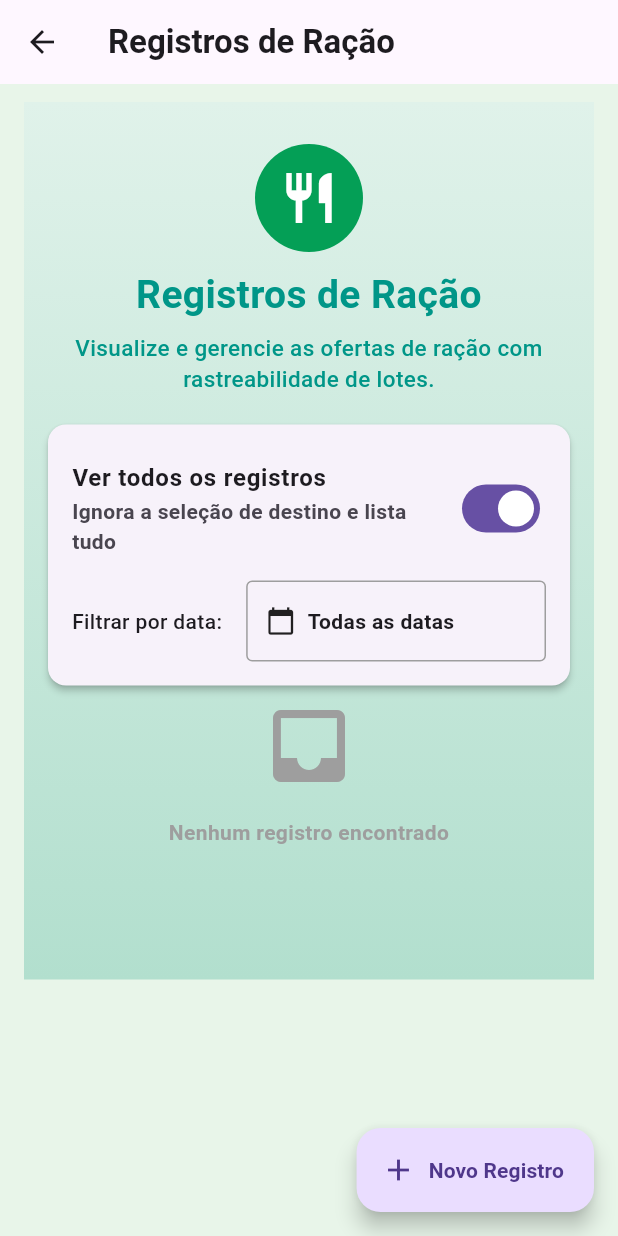
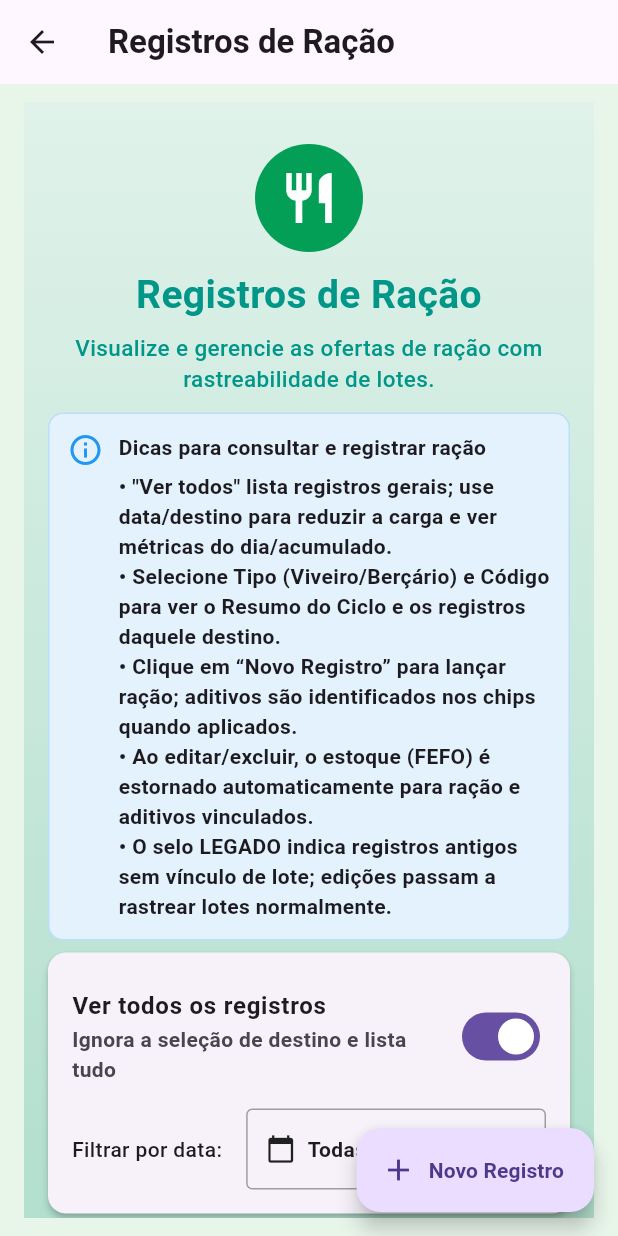
Before and after one commit to andersontec1/viveiroplus, a Flutter app: the TelaListagemRacao screen opened directly, on a phone screen of 412 x 824 dp. Run offline on Flutter 3.47's test engine with Material 3 defaults, Android fonts, the phone set to English and light mode, and no system bars; our stand-ins replace cloud_firestore, connectivity_plus, csv, firebase_auth, firebase_core, fl_chart and 7 more; missing offline and left inert: excel, mobile_scanner; accounts and stored records are empty; generated files the repository leaves out were written again.

Commit message:
ux(racao): instruções no topo e alinhamento com tela de análises; regras obrigatórias para Ração (validade e distribuição)

```diff
--- a/lib/helpers/estoque_helper.dart
+++ b/lib/helpers/estoque_helper.dart
@@ -38,6 +38,29 @@ class EstoqueHelper {
       throw Exception('Insumo não encontrado');
     }
     final insumo = insumoSnap.data() as Map<String, dynamic>;
+    final tipoStr = (insumo['tipo'] ?? '').toString().toLowerCase();
+    final isRacao = tipoStr == 'ração' || tipoStr == 'racao';
+
+    // Regras obrigatórias de integridade para Ração
+    if (isRacao) {
+      if (validade == null) {
+        throw Exception('Validade é obrigatória para entrada de ração.');
+      }
+      if (entregasPorPonto == null || entregasPorPonto.isEmpty) {
+        throw Exception(
+          'Distribuição por ponto de entrega é obrigatória para entrada de ração.',
+        );
+      }
+      // Verificar soma das quantidades por ponto == quantidade total
+      final soma = entregasPorPonto
+          .map((e) => (e['quantidade'] ?? 0) as num)
+          .fold<num>(0, (a, b) => a + b);
+      if ((soma - quantidade).abs() > 0.0001) {
+        throw Exception(
+          'Soma das quantidades por ponto (${soma.toString()}) difere da quantidade total (${quantidade.toString()}).',
+        );
+      }
+    }
 
     // Cria lote
     final loteDoc = await _lotesCol.add({
--- a/lib/screens/tela_entrada_insumo.dart
+++ b/lib/screens/tela_entrada_insumo.dart
@@ -274,7 +274,23 @@ class _TelaEntradaInsumoState extends State<TelaEntradaInsumo> {
     try {
       final qtd =
           double.tryParse(_quantidadeCtrl.text.replaceAll(',', '.')) ?? 0;
-      // Validação da distribuição por ponto (se informada)
+      final insumo = _insumos.firstWhere((d) => d.id == _insumoId).data();
+      final tipoStr = (insumo['tipo'] ?? '').toString().toLowerCase();
+      final isRacao = tipoStr == 'ração' || tipoStr == 'racao';
+
+      // Validações obrigatórias para Ração
+      if (isRacao) {
+        if (_validade == null) {
+          throw Exception('Validade é obrigatória para ração.');
+        }
+        if (_distribuicaoPorPonto.isEmpty) {
+          throw Exception(
+            'Distribuição por ponto de entrega é obrigatória para ração.',
+          );
+        }
+      }
+
+      // Validação da distribuição por ponto (quando informada ou obrigatória)
       if (_distribuicaoPorPonto.isNotEmpty) {
         final soma = _distribuicaoPorPonto
             .map((e) => (e['quantidade'] ?? 0) as num)
@@ -285,7 +301,6 @@ class _TelaEntradaInsumoState extends State<TelaEntradaInsumo> {
           );
         }
       }
-      final insumo = _insumos.firstWhere((d) => d.id == _insumoId).data();
       // Validação de duplicidade de código de lote (se informado)
       final codigoLote = _loteCtrl.text.trim();
       if (codigoLote.isNotEmpty) {
@@ -353,6 +368,15 @@ class _TelaEntradaInsumoState extends State<TelaEntradaInsumo> {
 
   @override
   Widget build(BuildContext context) {
+    // Detecta se o insumo selecionado é do tipo "Ração" para ajustar mensagens/obrigações
+    bool isRacaoAtual = false;
+    if (_insumoId != null) {
+      try {
+        final ins = _insumos.firstWhere((d) => d.id == _insumoId).data();
+        final t = (ins['tipo'] ?? '').toString().toLowerCase();
+        isRacaoAtual = t == 'ração' || t == 'racao';
+      } catch (_) {}
+    }
     return AppScaffold(
       title: 'Entrada de Insumo (Lote)',
       body: DegradeFundo(
@@ -614,7 +638,7 @@ class _TelaEntradaInsumoState extends State<TelaEntradaInsumo> {
                         },
                         child: InputDecorator(
                           decoration: const InputDecoration(
-                            labelText: 'Validade (recomendado)',
+                            labelText: 'Validade (obrigatória para Ração)',
                           ),
                           child: Text(
                             _validade == null
@@ -690,9 +714,14 @@ class _TelaEntradaInsumoState extends State<TelaEntradaInsumo> {
                           children: [
                             const Icon(Icons.local_shipping, size: 18),
                             const SizedBox(width: 6),
-                            const Text(
-                              'Distribuição por ponto de entrega (opcional)',
-                              style: TextStyle(fontWeight: FontWeight.bold),
+                            Text(
+                              'Distribuição por ponto de entrega' +
+                                  (isRacaoAtual
+                                      ? ' (obrigatória para Ração)'
+                                      : ''),
+                              style: const TextStyle(
+                                fontWeight: FontWeight.bold,
+                              ),
                             ),
                             const Spacer(),
                             TextButton.icon(
@@ -723,7 +752,9 @@ class _TelaEntradaInsumoState extends State<TelaEntradaInsumo> {
                         const SizedBox(height: 6),
                         if (_distribuicaoPorPonto.isEmpty)
                           Text(
-                            'Nenhum ponto selecionado. Toda a quantidade ficará sem distribuição por ponto.',
+                            isRacaoAtual
+                                ? 'Obrigatório para ração: selecione ao menos um ponto e distribua 100% da quantidade.'
+                                : 'Nenhum ponto selecionado. Toda a quantidade ficará sem distribuição por ponto.',
                             style: TextStyle(color: Colors.grey[700]),
                           )
                         else
--- a/lib/screens/tela_listagem_racao.dart
+++ b/lib/screens/tela_listagem_racao.dart
@@ -956,6 +956,54 @@ class _TelaListagemRacaoState extends State<TelaListagemRacao> {
                       textAlign: TextAlign.center,
                     ),
                   ],
+                ),
+              ),
+
+              // Instruções e dicas (alinhado ao padrão da tela de análises)
+              Padding(
+                padding: const EdgeInsets.symmetric(horizontal: 16.0),
+                child: Container(
+                  width: double.infinity,
+                  padding: const EdgeInsets.all(12),
+                  decoration: BoxDecoration(
+                    color: Colors.blue.shade50,
+                    borderRadius: BorderRadius.circular(10),
+                    border: Border.all(color: Colors.blue.shade100),
+                  ),
+                  child: Row(
+                    crossAxisAlignment: CrossAxisAlignment.start,
+                    children: [
+                      const Icon(Icons.info_outline, color: Colors.blue),
+                      const SizedBox(width: 10),
+                      Expanded(
+                        child: Column(
+                          crossAxisAlignment: CrossAxisAlignment.start,
+                          children: const [
+                            Text(
+                              'Dicas para consultar e registrar ração',
+                              style: TextStyle(fontWeight: FontWeight.w600),
+                            ),
+                            SizedBox(height: 6),
+                            Text(
+                              '• "Ver todos" lista registros gerais; use data/destino para reduzir a carga e ver métricas do dia/acumulado.',
+                            ),
+                            Text(
+                              '• Selecione Tipo (Viveiro/Berçário) e Código para ver o Resumo do Ciclo e os registros daquele destino.',
+                            ),
+                            Text(
+                              '• Clique em “Novo Registro” para lançar ração; aditivos são identificados nos chips quando aplicados.',
+                            ),
+                            Text(
+                              '• Ao editar/excluir, o estoque (FEFO) é estornado automaticamente para ração e aditivos vinculados.',
+                            ),
+                            Text(
+                              '• O selo LEGADO indica registros antigos sem vínculo de lote; edições passam a rastrear lotes normalmente.',
+                            ),
+                          ],
+                        ),
+                      ),
+                    ],
+                  ),
                 ),
               ),
 
```
